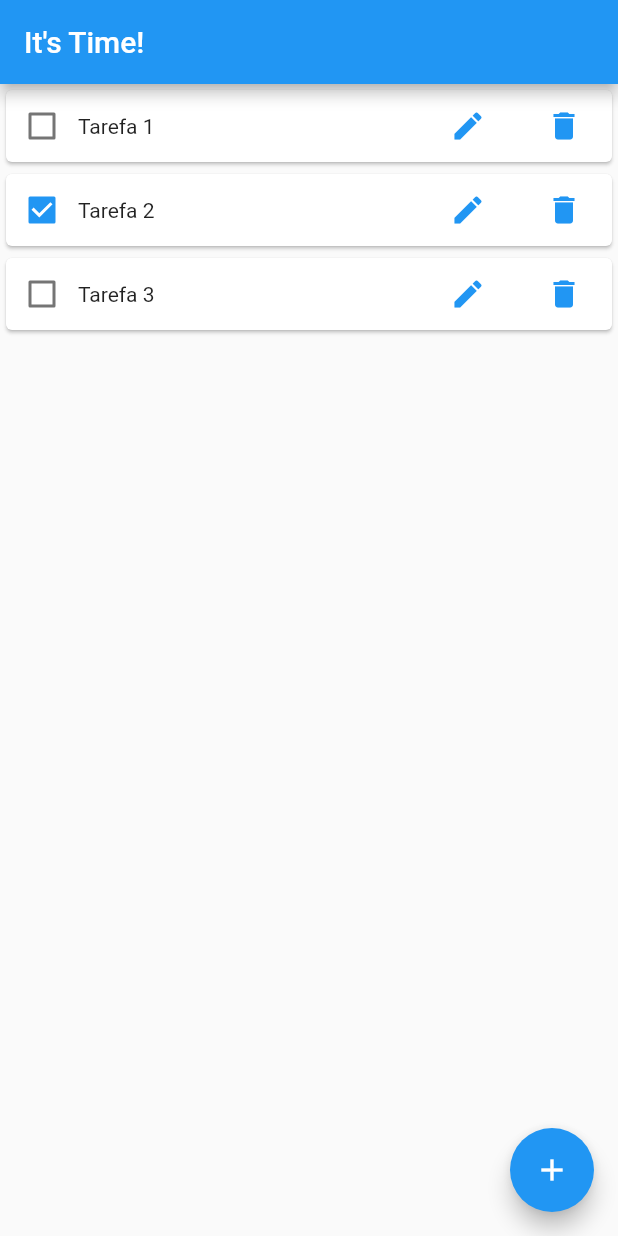
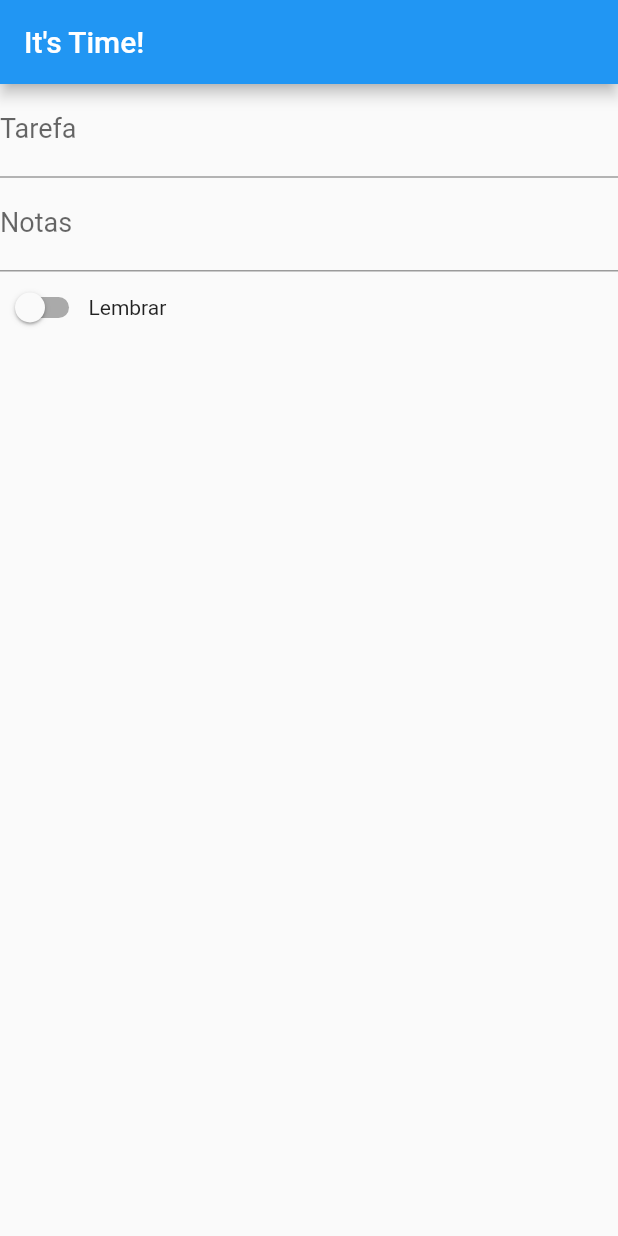
Before and after one commit to filipecaldas/its_time, a Flutter app: the screen it shows after launch, on a phone screen of 412 x 824 dp. Run offline on Flutter 3.47's test engine with Material 2 defaults, Android fonts, the phone set to English and light mode, and no system bars.

Commit message:
feat: scream to_do_form

```diff
--- a/lib/main.dart
+++ b/lib/main.dart
@@ -1,5 +1,6 @@
 import 'package:flutter/material.dart';
 import 'package:its_time/screens/dashboard.dart';
+import 'package:its_time/screens/to_do_form.dart';
 import 'package:its_time/screens/to_do_list.dart';
 
 void main() {
@@ -10,6 +11,6 @@ class ItsTimeApp extends StatelessWidget {
   // This widget is the root of your application.
   @override
   Widget build(BuildContext context) {
-    return MaterialApp(home: ToDoList());
+    return MaterialApp(home: ToDoForm());
   }
 }
--- /dev/null
+++ b/lib/screens/to_do_form.dart
@@ -0,0 +1,139 @@
+import 'package:flutter/material.dart';
+
+class ToDoForm extends StatefulWidget {
+  @override
+  _ToDoFormState createState() => _ToDoFormState();
+}
+
+class _ToDoFormState extends State<ToDoForm> {
+  bool isSwitchedAlert = false;
+  bool isSwitchedPrevious = false;
+  bool isSwitchedRepeat = false;
+  bool isSwitchedAlarm = false;
+
+  @override
+  Widget build(BuildContext context) {
+    return Scaffold(
+        appBar: AppBar(
+          title: Text("It's Time!"),
+        ),
+        body: Column(
+          children: <Widget>[
+            TextField(
+              decoration: InputDecoration(
+                labelText: 'Tarefa',
+              ),
+              style: TextStyle(
+                fontSize: 18.0,
+              ),
+            ),
+            TextField(
+              decoration: InputDecoration(
+                labelText: 'Notas',
+              ),
+              style: TextStyle(
+                fontSize: 18.0,
+              ),
+              keyboardType: TextInputType.multiline,
+              minLines: 1,
+              maxLines: null,
+            ),
+            Row(
+              children: <Widget>[
+                Switch(
+                    value: isSwitchedAlert,
+                    onChanged: (value) {
+                      setState(() {
+                        isSwitchedAlert = value;
+                      });
+                    }),
+                Text("Lembrar"),
+              ],
+            ),
+            Offstage(
+              offstage: !isSwitchedAlert,
+              child: Container(
+                child: Column(
+                  children: <Widget>[
+                    Row(
+                      children: <Widget>[
+                        TextButton(
+                          onPressed: () {},
+                          child: Icon(Icons.date_range),
+                        ),
+                        TextButton(
+                          onPressed: () {},
+                          child: Icon(Icons.access_time),
+                        ),
+                      ],
+                    ),
+                    Row(
+                      children: <Widget>[
+                        Switch(
+                            value: isSwitchedPrevious,
+                            onChanged: (value) {
+                              setState(() {
+                                isSwitchedPrevious = value;
+                              });
+                            }),
+                        Text("Avisar com antecedência"),
+                      ],
+                    ),
+                    Offstage(
+                      offstage: !isSwitchedPrevious,
+                      child: Row(
+                        children: <Widget>[
+                          TextButton(
+                            onPressed: () {},
+                            child: Icon(Icons.date_range),
+                          ),
+                          TextButton(
+                            onPressed: () {},
+                            child: Icon(Icons.access_time),
+                          ),
+                        ],
+                      ),
+                    ),
+                    Row(
+                      children: <Widget>[
+                        Switch(
+                            value: isSwitchedRepeat,
+                            onChanged: (value) {
+                              setState(() {
+                                isSwitchedRepeat = value;
+                              });
+                            }),
+                        Text("Ativar repetição"),
+                      ],
+                    ),
+                    Offstage(
+                      offstage: !isSwitchedRepeat,
+                      child: Column(
+                        children: <Widget>[
+                          //repetição diária
+                          //repetição semanal
+                          //repetição mensal
+                          //repetição anul
+                        ],
+                      ),
+                    ),
+                    Row(
+                      children: <Widget>[
+                        Switch(
+                            value: isSwitchedAlarm,
+                            onChanged: (value) {
+                              setState(() {
+                                isSwitchedAlarm = value;
+                              });
+                            }),
+                        Text("Ativar alarme"),
+                      ],
+                    ),
+                  ],
+                ),
+              ),
+            ),
+          ],
+        ));
+  }
+}
--- a/pubspec.yaml
+++ b/pubspec.yaml
@@ -28,6 +28,7 @@ dependencies:
   # The following adds the Cupertino Icons font to your application.
   # Use with the CupertinoIcons class for iOS style icons.
   cupertino_icons: ^1.0.2
+  table_calendar: ^3.0.0
 
 dev_dependencies:
   flutter_test:
```
Also changed, not shown: pubspec.lock.
